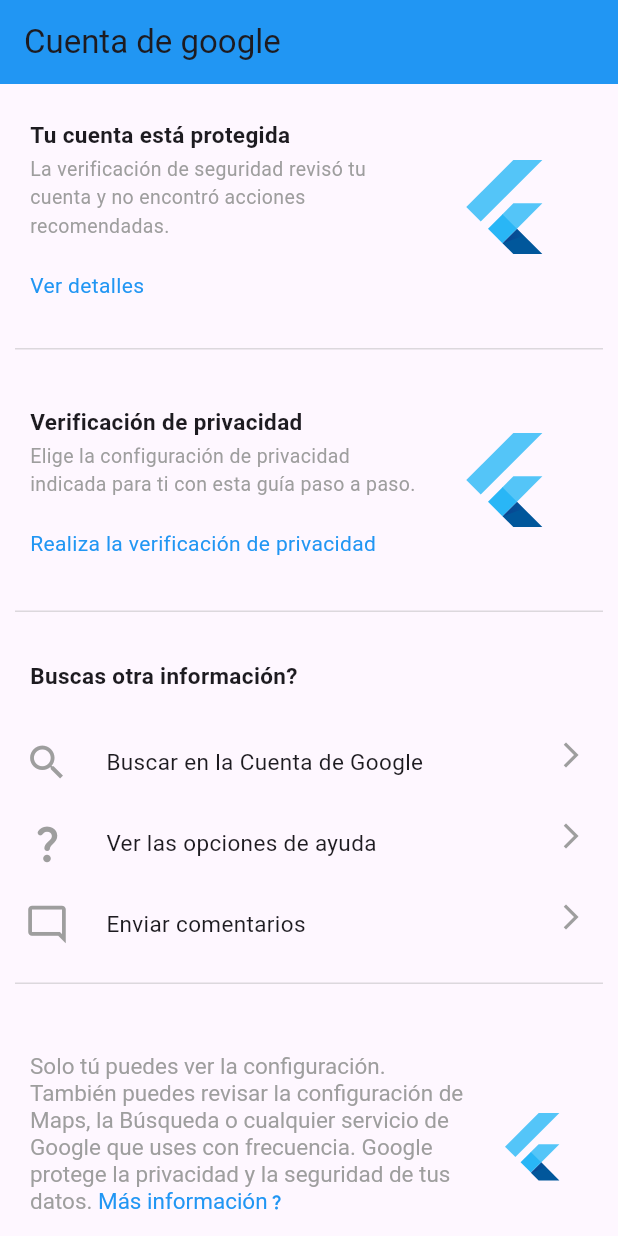
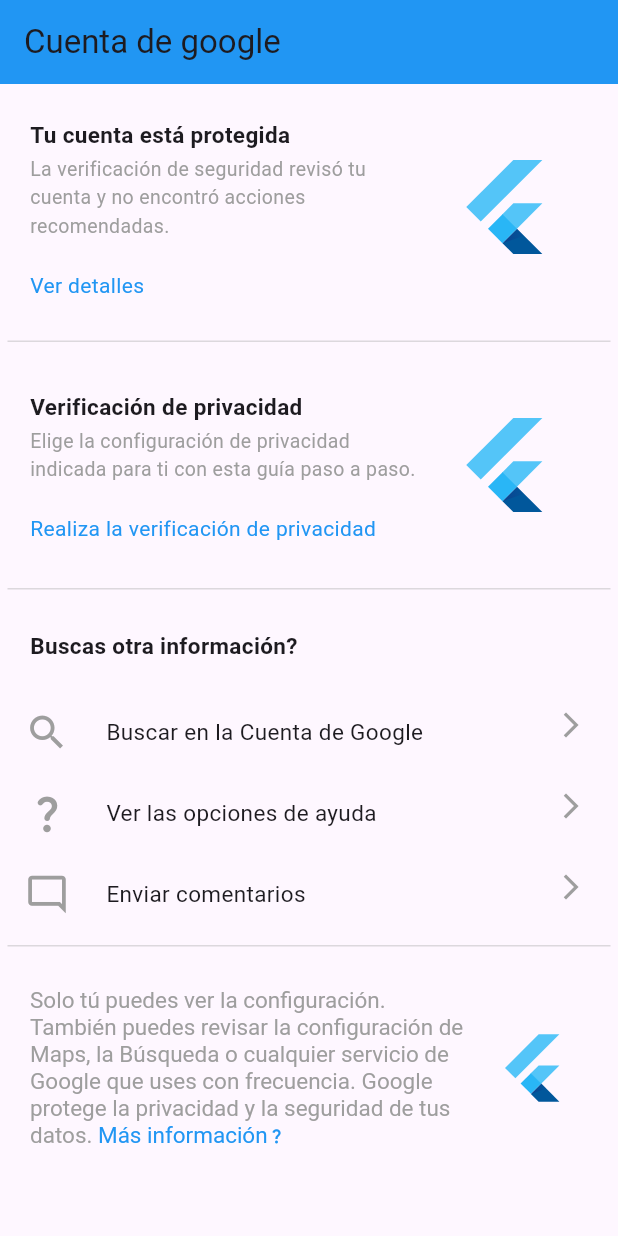
Before and after one commit to Ingenieria-en-sistemas-UNAHVS/IS513-Tarea-1.2, a Flutter app: the screen it shows after launch, on a phone screen of 412 x 824 dp. Run offline on Flutter 3.47's test engine with Material 3 defaults, Android fonts, the phone set to English and light mode, and no system bars.

Commit message:
chore: Update padding in main.dart for better UI spacing

```diff
--- a/tarea_1_2/lib/main.dart
+++ b/tarea_1_2/lib/main.dart
@@ -14,7 +14,7 @@ class _MyAppState extends State<MyApp> {
   @override
   Widget build(BuildContext context) {
     const divider = Padding(
-      padding: EdgeInsets.all(10),
+      padding: EdgeInsets.all(5),
       child: Expanded(
                 child: Divider(
                   height: 5,
@@ -66,8 +66,27 @@ class _MyAppState extends State<MyApp> {
                 const ActionRow(titleIcon: Icons.mode_comment_outlined, title: 'Enviar comentarios'),
                 divider,
 
-                //Tile(description: mensaje,),
-                Padding(
+                //Bottom message
+                Footer(mensaje: mensaje),
+              ],
+            ),
+        ),
+      ),
+    );
+  }
+}
+
+class Footer extends StatelessWidget {
+  const Footer({
+    super.key,
+    required this.mensaje,
+  });
+
+  final String mensaje;
+
+  @override
+  Widget build(BuildContext context) {
+    return Padding(
       padding: const EdgeInsets.all(20),
       child: Row(
         mainAxisAlignment: MainAxisAlignment.spaceEvenly,
@@ -77,20 +96,13 @@ class _MyAppState extends State<MyApp> {
             child: Column(
               crossAxisAlignment: CrossAxisAlignment.start,
               children: [
-                            const Padding(
-                              padding: EdgeInsets.symmetric(vertical: 0),
-                              child: Text("", style: TextStyle(fontWeight: FontWeight.bold, fontSize: 10),),
-                            ),
                 RichText(text: TextSpan(text: mensaje, style: const TextStyle(fontSize: 15, color: Colors.grey),
                 children: const [
-                              TextSpan(text: 'Más información', style: TextStyle(color: Colors.blue),),
+                  TextSpan(text: 'Más información', style: TextStyle(color: Colors.blue,),),
                   WidgetSpan(child: Icon(Icons.question_mark_sharp, size: 12, color: Colors.blue,),alignment:PlaceholderAlignment.middle)
                 ]
                 ),
                 ),
-                            const Padding(
-                              padding: EdgeInsets.only(top: 10),
-                              child: Text("", style: TextStyle(color: Colors.blue),),)
               ],
             ),
             ),
@@ -106,11 +118,6 @@ class _MyAppState extends State<MyApp> {
               ),
             ),
         ],
-                  ),
-                ),
-              ],
-            ),
-        ),
       ),
     );
   }
```
Lines whose indentation alone changed are shown as unchanged.
